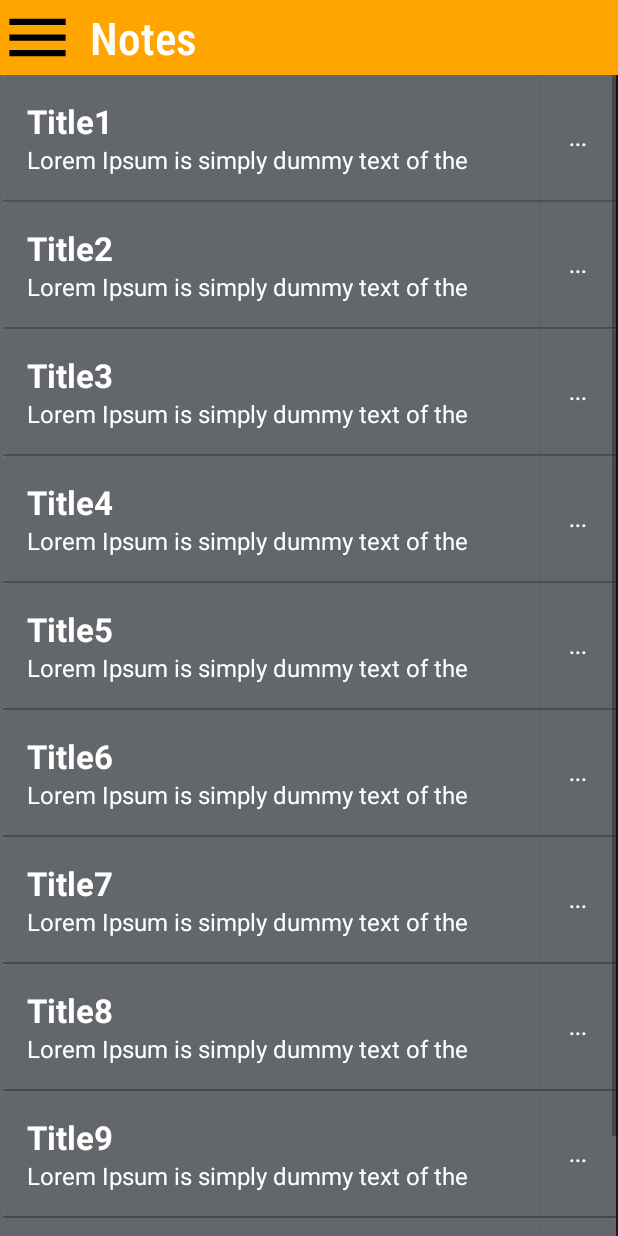
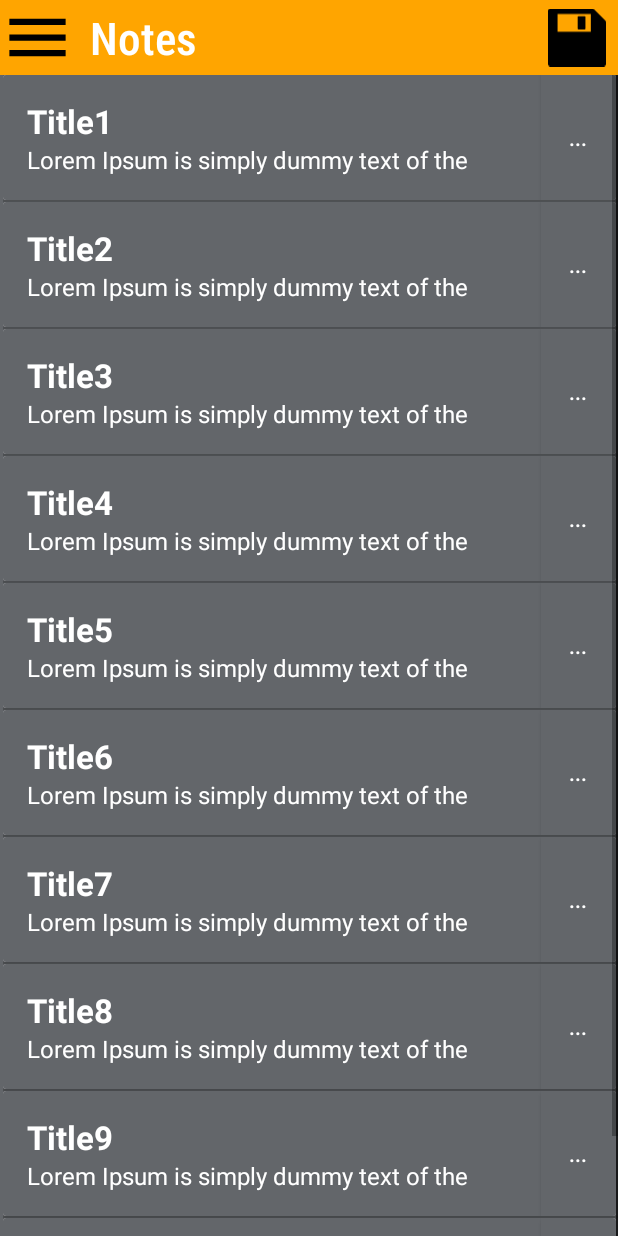
Before and after one commit to agr-shubham/NotesApp, an Android app: the screen it shows after launch (ListNotesActivity), after a tap on an icon or button, on a phone screen of 412 x 824 dp. Run offline under Robolectric (Android 15) with nearby library versions, the phone set to English and light mode, and no system bars.

```diff
--- a/app/src/main/java/com/shubham/notes/UI/activities/HeaderFragment.kt
+++ b/app/src/main/java/com/shubham/notes/UI/activities/HeaderFragment.kt
@@ -2,7 +2,6 @@ package com.shubham.notes.UI.activities
 
 import android.app.Activity
 import android.app.ActivityOptions
-import android.content.Context
 import android.content.Intent
 import android.os.Bundle
 import android.util.Log
@@ -10,11 +9,11 @@ import androidx.fragment.app.Fragment
 import android.view.LayoutInflater
 import android.view.View
 import android.view.ViewGroup
-import android.widget.Button
 import android.widget.ImageButton
 import com.shubham.notes.R
+import com.shubham.notes.UI.activities.Notes
 
-class HeaderFragment : Fragment() {
+class HeaderFragment : Fragment() ,View.OnClickListener{
     private var containerP: ViewGroup? =null;
     override fun onCreateView(
         inflater: LayoutInflater, container: ViewGroup?,
@@ -28,14 +27,49 @@ class HeaderFragment : Fragment() {
     override fun onViewCreated(view: View, savedInstanceState: Bundle?) {
         super.onViewCreated(view, savedInstanceState)
         var buttonListNotes : ImageButton = view.findViewById<ImageButton>(R.id.nav_button) as ImageButton
+        var saveButton : ImageButton = view.findViewById<ImageButton>(R.id.save_button) as ImageButton
 
-        buttonListNotes.setOnClickListener {
-            Log.d("container",containerP.toString())
-            var intentListNotes = Intent(containerP!!.context,ListNotesActivity::class.java)
-            startActivity(intentListNotes,ActivityOptions.makeSceneTransitionAnimation(containerP!!.context as Activity?).toBundle())
+        buttonListNotes.setOnClickListener(this)
+        saveButton.setOnClickListener(this)
 
+
+    }
+
+    override fun onClick(p0: View?) {
+        when (p0!!.id) {
+            R.id.nav_button -> navButton()
+            R.id.save_button ->  saveButton()
         }
     }
 
+    private fun navButton(){
+        Log.d("container",containerP.toString())
+        var intentListNotes = Intent(containerP!!.context,ListNotesActivity::class.java)
+        startActivity(intentListNotes,ActivityOptions.makeSceneTransitionAnimation(containerP!!.context as Activity?).toBundle())
+    }
+
+    fun saveButton(){
+        Log.d("Entered saveButton","Entered save button")
+        var notesDbUtility: NotesDbUtility? = null
+        notesDbUtility = NotesDbUtility(containerP!!.context as Activity)
+        notesDbUtility!!.open()
+//        var noteContent : String = noteContentEditText.text.toString();
+        var noteContent : String = "sad faw\n fasfdasdfsdsdf";
+        var titleLastIndex :Int = noteContent.indexOf('\n');
+        if(noteContent.trim().length==0)
+        {
+            //Toast empty note
+        }
+        if(titleLastIndex==-1)
+        {
+            titleLastIndex= Integer.min(40, noteContent.length);
+        }
+        else
+        {
+            titleLastIndex= Integer.min(titleLastIndex, 40);
+        }
+        var noteTitle = noteContent.substring(0,titleLastIndex)
+        notesDbUtility.addNote(Notes(0,noteTitle,noteContent))
+    }
 
 }
--- a/app/src/main/java/com/shubham/notes/UI/activities/HomeActivity.kt
+++ b/app/src/main/java/com/shubham/notes/UI/activities/HomeActivity.kt
@@ -1,12 +1,12 @@
 package com.shubham.notes.UI.activities
 
-import android.content.Intent
 import android.os.Bundle
-import android.widget.Button
+import android.widget.EditText
 import android.widget.ImageButton
 import androidx.appcompat.app.AppCompatActivity
-import androidx.recyclerview.widget.RecyclerView
 import com.shubham.notes.R
+import java.lang.Integer.max
+import java.lang.Integer.min
 
 class HomeActivity : AppCompatActivity() {
 
@@ -19,6 +19,8 @@ class HomeActivity : AppCompatActivity() {
             replace(R.id.header, header)
             commit()
         }
+        var noteContentEditText : EditText = findViewById<EditText>(R.id.note_content) as EditText
+
 
     }
 
--- a/app/src/main/java/com/shubham/notes/UI/activities/ListNotesActivity.kt
+++ b/app/src/main/java/com/shubham/notes/UI/activities/ListNotesActivity.kt
@@ -1,6 +1,5 @@
 package com.shubham.notes.UI.activities
 
-import android.content.Intent
 import android.os.Bundle
 import androidx.appcompat.app.AppCompatActivity
 import androidx.recyclerview.widget.DividerItemDecoration
@@ -8,6 +7,7 @@ import androidx.recyclerview.widget.LinearLayoutManager
 import androidx.recyclerview.widget.RecyclerView
 import com.shubham.notes.R
 import com.shubham.notes.UI.activities.adapters.ListNotesAdapter
+import com.shubham.notes.UI.activities.Notes
 
 class ListNotesActivity : AppCompatActivity(){
 
@@ -23,16 +23,17 @@ class ListNotesActivity : AppCompatActivity(){
 
         var recyclerView = findViewById<RecyclerView>(R.id.recyclerView1) as RecyclerView
         recyclerView.addItemDecoration(DividerItemDecoration(this, 0));
-        val notesList = arrayOf<Notes>(Notes("Title1","Lorem Ipsum is simply dummy text of the printing and typesetting industry. Lorem Ipsum has been the industry's standard dummy text ever since the 1500s, when an unknown printer took a galley of type and scrambled it to make a type specimen book. It has survived not only five centuries, but also the leap into electronic typesetting, remaining essentially unchanged."),
-            Notes("Title2","Lorem Ipsum is simply dummy text of the printing and typesetting industry. Lorem Ipsum has been the industry's standard dummy text ever since the 1500s, when an unknown printer took a galley of type and scrambled it to make a type specimen book. It has survived not only five centuries, but also the leap into electronic typesetting, remaining essentially unchanged."),
-            Notes("Title3","Lorem Ipsum is simply dummy text of the printing and typesetting industry. Lorem Ipsum has been the industry's standard dummy text ever since the 1500s, when an unknown printer took a galley of type and scrambled it to make a type specimen book. It has survived not only five centuries, but also the leap into electronic typesetting, remaining essentially unchanged."),
-            Notes("Title4","Lorem Ipsum is simply dummy text of the printing and typesetting industry. Lorem Ipsum has been the industry's standard dummy text ever since the 1500s, when an unknown printer took a galley of type and scrambled it to make a type specimen book. It has survived not only five centuries, but also the leap into electronic typesetting, remaining essentially unchanged."),
-            Notes("Title5","Lorem Ipsum is simply dummy text of the printing and typesetting industry. Lorem Ipsum has been the industry's standard dummy text ever since the 1500s, when an unknown printer took a galley of type and scrambled it to make a type specimen book. It has survived not only five centuries, but also the leap into electronic typesetting, remaining essentially unchanged."),
-            Notes("Title6","Lorem Ipsum is simply dummy text of the printing and typesetting industry. Lorem Ipsum has been the industry's standard dummy text ever since the 1500s, when an unknown printer took a galley of type and scrambled it to make a type specimen book. It has survived not only five centuries, but also the leap into electronic typesetting, remaining essentially unchanged."),
-            Notes("Title7","Lorem Ipsum is simply dummy text of the printing and typesetting industry. Lorem Ipsum has been the industry's standard dummy text ever since the 1500s, when an unknown printer took a galley of type and scrambled it to make a type specimen book. It has survived not only five centuries, but also the leap into electronic typesetting, remaining essentially unchanged."),
-            Notes("Title8","Lorem Ipsum is simply dummy text of the printing and typesetting industry. Lorem Ipsum has been the industry's standard dummy text ever since the 1500s, when an unknown printer took a galley of type and scrambled it to make a type specimen book. It has survived not only five centuries, but also the leap into electronic typesetting, remaining essentially unchanged."),
-            Notes("Title9","Lorem Ipsum is simply dummy text of the printing and typesetting industry. Lorem Ipsum has been the industry's standard dummy text ever since the 1500s, when an unknown printer took a galley of type and scrambled it to make a type specimen book. It has survived not only five centuries, but also the leap into electronic typesetting, remaining essentially unchanged."),
-            Notes("Title10","Lorem Ipsum is simply dummy text of the printing and typesetting industry. Lorem Ipsum has been the industry's standard dummy text ever since the 1500s, when an unknown printer took a galley of type and scrambled it to make a type specimen book. It has survived not only five centuries, but also the leap into electronic typesetting, remaining essentially unchanged."),
+        val notesList = arrayOf<Notes>(
+            Notes(10002,"Title1","Lorem Ipsum is simply dummy text of the printing and typesetting industry. Lorem Ipsum has been the industry's standard dummy text ever since the 1500s, when an unknown printer took a galley of type and scrambled it to make a type specimen book. It has survived not only five centuries, but also the leap into electronic typesetting, remaining essentially unchanged."),
+            Notes(10002,"Title2","Lorem Ipsum is simply dummy text of the printing and typesetting industry. Lorem Ipsum has been the industry's standard dummy text ever since the 1500s, when an unknown printer took a galley of type and scrambled it to make a type specimen book. It has survived not only five centuries, but also the leap into electronic typesetting, remaining essentially unchanged."),
+            Notes(10003,"Title3","Lorem Ipsum is simply dummy text of the printing and typesetting industry. Lorem Ipsum has been the industry's standard dummy text ever since the 1500s, when an unknown printer took a galley of type and scrambled it to make a type specimen book. It has survived not only five centuries, but also the leap into electronic typesetting, remaining essentially unchanged."),
+            Notes(10004,"Title4","Lorem Ipsum is simply dummy text of the printing and typesetting industry. Lorem Ipsum has been the industry's standard dummy text ever since the 1500s, when an unknown printer took a galley of type and scrambled it to make a type specimen book. It has survived not only five centuries, but also the leap into electronic typesetting, remaining essentially unchanged."),
+            Notes(10005,"Title5","Lorem Ipsum is simply dummy text of the printing and typesetting industry. Lorem Ipsum has been the industry's standard dummy text ever since the 1500s, when an unknown printer took a galley of type and scrambled it to make a type specimen book. It has survived not only five centuries, but also the leap into electronic typesetting, remaining essentially unchanged."),
+            Notes(10006,"Title6","Lorem Ipsum is simply dummy text of the printing and typesetting industry. Lorem Ipsum has been the industry's standard dummy text ever since the 1500s, when an unknown printer took a galley of type and scrambled it to make a type specimen book. It has survived not only five centuries, but also the leap into electronic typesetting, remaining essentially unchanged."),
+            Notes(10007,"Title7","Lorem Ipsum is simply dummy text of the printing and typesetting industry. Lorem Ipsum has been the industry's standard dummy text ever since the 1500s, when an unknown printer took a galley of type and scrambled it to make a type specimen book. It has survived not only five centuries, but also the leap into electronic typesetting, remaining essentially unchanged."),
+            Notes(10008,"Title8","Lorem Ipsum is simply dummy text of the printing and typesetting industry. Lorem Ipsum has been the industry's standard dummy text ever since the 1500s, when an unknown printer took a galley of type and scrambled it to make a type specimen book. It has survived not only five centuries, but also the leap into electronic typesetting, remaining essentially unchanged."),
+            Notes(10009,"Title9","Lorem Ipsum is simply dummy text of the printing and typesetting industry. Lorem Ipsum has been the industry's standard dummy text ever since the 1500s, when an unknown printer took a galley of type and scrambled it to make a type specimen book. It has survived not only five centuries, but also the leap into electronic typesetting, remaining essentially unchanged."),
+            Notes(10010,"Title10","Lorem Ipsum is simply dummy text of the printing and typesetting industry. Lorem Ipsum has been the industry's standard dummy text ever since the 1500s, when an unknown printer took a galley of type and scrambled it to make a type specimen book. It has survived not only five centuries, but also the leap into electronic typesetting, remaining essentially unchanged."),
         )
 
 
--- a/app/src/main/java/com/shubham/notes/UI/activities/Notes.kt
+++ b/app/src/main/java/com/shubham/notes/UI/activities/Notes.kt
@@ -1,4 +1,6 @@
 package com.shubham.notes.UI.activities
 
 data class Notes(
-    var title:String, var note: String)
+    var id:Int,
+    var title:String,
+    var note: String)
--- /dev/null
+++ b/app/src/main/res/drawable/ic_save_icon_svgrepo_com.xml
@@ -0,0 +1,12 @@
+<vector xmlns:android="http://schemas.android.com/apk/res/android"
+    android:width="407.1dp"
+    android:height="407.1dp"
+    android:viewportWidth="407.1"
+    android:viewportHeight="407.1">
+  <path
+      android:fillColor="#FF000000"
+      android:pathData="M402.11,84.01L323.09,4.98C319.9,1.79 315.57,0 311.06,0H17C7.61,0 0,7.61 0,17v373.09c0,9.39 7.61,17 17,17h373.09c9.39,0 17,-7.61 17,-17V96.03C407.1,91.52 405.3,87.2 402.11,84.01zM300.66,163.57H67.13V38.86h233.54V163.57z"/>
+  <path
+      android:fillColor="#FF000000"
+      android:pathData="M214.05,148.16h43.08c3.13,0 5.67,-2.54 5.67,-5.67V59.58c0,-3.13 -2.54,-5.67 -5.67,-5.67h-43.08c-3.13,0 -5.67,2.54 -5.67,5.67v82.91C208.38,145.62 210.92,148.16 214.05,148.16z"/>
+</vector>
--- a/app/src/main/res/layout/fragment_header.xml
+++ b/app/src/main/res/layout/fragment_header.xml
@@ -34,4 +34,18 @@
         app:layout_constraintEnd_toEndOf="parent"
         app:layout_constraintStart_toEndOf="@+id/nav_button"
         app:layout_constraintTop_toTopOf="parent" />
+
+    <ImageButton
+        android:id="@+id/save_button"
+        android:layout_width="50dp"
+        android:layout_height="match_parent"
+        android:adjustViewBounds="true"
+        android:background="@color/orange"
+        android:padding="3dp"
+        android:paddingEnd="8dp"
+        android:scaleType="fitCenter"
+        android:src="@drawable/ic_save_icon_svgrepo_com"
+        app:layout_constraintBottom_toBottomOf="parent"
+        app:layout_constraintEnd_toEndOf="parent"
+        app:layout_constraintTop_toTopOf="parent" />
 </androidx.constraintlayout.widget.ConstraintLayout>
--- a/app/src/main/res/layout/home.xml
+++ b/app/src/main/res/layout/home.xml
@@ -17,7 +17,7 @@
     </FrameLayout>
 
     <EditText
-        android:id="@+id/editTextTextPersonName"
+        android:id="@+id/note_content"
         android:layout_width="match_parent"
         android:layout_height="0dp"
         android:background="@color/dark_gray"
```
Also changed, not shown: app/src/main/java/com/shubham/notes/UI/activities/NotesDbUtility.kt (added, +205 -0 lines).
